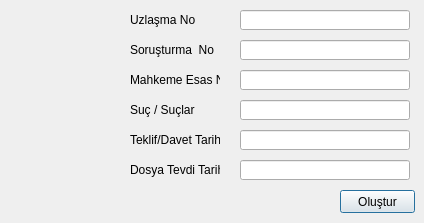
Before: the Qt Designer form ui/dosyaolustur.ui in rolilahla/Uzlasma, drawn with Qt 5.
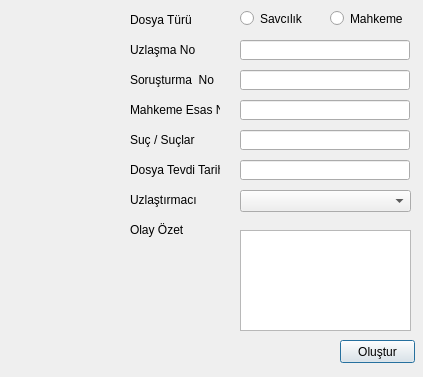
After: the same form once the commit is applied. Icons and pictures are not drawn.

Diff of the .ui file:
```diff
--- a/ui/dosyaolustur.ui
+++ b/ui/dosyaolustur.ui
@@ -6,8 +6,8 @@
    <rect>
     <x>0</x>
     <y>0</y>
-    <width>424</width>
-    <height>223</height>
+    <width>423</width>
+    <height>377</height>
    </rect>
   </property>
   <property name="windowTitle">
@@ -21,7 +21,7 @@
    <property name="geometry">
     <rect>
      <x>130</x>
-     <y>10</y>
+     <y>40</y>
      <width>90</width>
      <height>20</height>
     </rect>
@@ -34,7 +34,7 @@
    <property name="geometry">
     <rect>
      <x>240</x>
-     <y>10</y>
+     <y>40</y>
      <width>170</width>
      <height>20</height>
     </rect>
@@ -44,7 +44,7 @@
    <property name="geometry">
     <rect>
      <x>240</x>
-     <y>40</y>
+     <y>70</y>
      <width>170</width>
      <height>20</height>
     </rect>
@@ -54,7 +54,7 @@
    <property name="geometry">
     <rect>
      <x>130</x>
-     <y>40</y>
+     <y>70</y>
      <width>90</width>
      <height>20</height>
     </rect>
@@ -67,7 +67,7 @@
    <property name="geometry">
     <rect>
      <x>130</x>
-     <y>70</y>
+     <y>100</y>
      <width>90</width>
      <height>20</height>
     </rect>
@@ -80,7 +80,7 @@
    <property name="geometry">
     <rect>
      <x>240</x>
-     <y>70</y>
+     <y>100</y>
      <width>170</width>
      <height>20</height>
     </rect>
@@ -90,25 +90,12 @@
    <property name="geometry">
     <rect>
      <x>240</x>
-     <y>100</y>
+     <y>130</y>
      <width>170</width>
      <height>20</height>
     </rect>
    </property>
   </widget>
-  <widget class="QLabel" name="label_4">
-   <property name="geometry">
-    <rect>
-     <x>130</x>
-     <y>100</y>
-     <width>90</width>
-     <height>20</height>
-    </rect>
-   </property>
-   <property name="text">
-    <string>Suç / Suçlar</string>
-   </property>
-  </widget>
   <widget class="QLabel" name="label_5">
    <property name="geometry">
     <rect>
@@ -119,14 +106,14 @@
     </rect>
    </property>
    <property name="text">
-    <string>Teklif/Davet Tarihi</string>
+    <string>Suç / Suçlar</string>
    </property>
   </widget>
   <widget class="QPushButton" name="pushButton">
    <property name="geometry">
     <rect>
      <x>340</x>
-     <y>190</y>
+     <y>340</y>
      <width>75</width>
      <height>23</height>
     </rect>
@@ -135,36 +122,10 @@
     <string>Oluştur</string>
    </property>
   </widget>
-  <widget class="QLabel" name="label_6">
-   <property name="geometry">
-    <rect>
-     <x>10</x>
-     <y>30</y>
-     <width>121</width>
-     <height>121</height>
-    </rect>
-   </property>
-   <property name="text">
-    <string/>
-   </property>
-   <property name="pixmap">
-    <pixmap>../../../Downloads/faenza-icon-theme-master/Faenza/apps/96/ubuntuone.png</pixmap>
-   </property>
-  </widget>
   <widget class="QLineEdit" name="lineEdit_5">
    <property name="geometry">
     <rect>
      <x>240</x>
-     <y>130</y>
-     <width>170</width>
-     <height>20</height>
-    </rect>
-   </property>
-  </widget>
-  <widget class="QLineEdit" name="lineEdit_6">
-   <property name="geometry">
-    <rect>
-     <x>240</x>
      <y>160</y>
      <width>170</width>
      <height>20</height>
@@ -184,6 +145,123 @@
     <string>Dosya Tevdi Tarihi</string>
    </property>
   </widget>
+  <widget class="QLabel" name="label_4">
+   <property name="geometry">
+    <rect>
+     <x>130</x>
+     <y>10</y>
+     <width>90</width>
+     <height>20</height>
+    </rect>
+   </property>
+   <property name="text">
+    <string>Dosya Türü</string>
+   </property>
+  </widget>
+  <widget class="QRadioButton" name="radioButton">
+   <property name="geometry">
+    <rect>
+     <x>240</x>
+     <y>10</y>
+     <width>82</width>
+     <height>17</height>
+    </rect>
+   </property>
+   <property name="text">
+    <string>Savcılık</string>
+   </property>
+  </widget>
+  <widget class="QRadioButton" name="radioButton_2">
+   <property name="geometry">
+    <rect>
+     <x>330</x>
+     <y>10</y>
+     <width>82</width>
+     <height>17</height>
+    </rect>
+   </property>
+   <property name="text">
+    <string>Mahkeme</string>
+   </property>
+  </widget>
+  <widget class="QLabel" name="label_8">
+   <property name="geometry">
+    <rect>
+     <x>130</x>
+     <y>190</y>
+     <width>90</width>
+     <height>20</height>
+    </rect>
+   </property>
+   <property name="text">
+    <string>Uzlaştırmacı</string>
+   </property>
+  </widget>
+  <widget class="QComboBox" name="comboBox">
+   <property name="geometry">
+    <rect>
+     <x>240</x>
+     <y>190</y>
+     <width>171</width>
+     <height>22</height>
+    </rect>
+   </property>
+  </widget>
+  <widget class="QLabel" name="label_9">
+   <property name="geometry">
+    <rect>
+     <x>130</x>
+     <y>220</y>
+     <width>90</width>
+     <height>20</height>
+    </rect>
+   </property>
+   <property name="text">
+    <string>Olay Özet</string>
+   </property>
+  </widget>
+  <widget class="QTextEdit" name="textEdit">
+   <property name="geometry">
+    <rect>
+     <x>240</x>
+     <y>230</y>
+     <width>171</width>
+     <height>101</height>
+    </rect>
+   </property>
+  </widget>
+  <widget class="QFrame" name="frame">
+   <property name="geometry">
+    <rect>
+     <x>-11</x>
+     <y>0</y>
+     <width>141</width>
+     <height>381</height>
+    </rect>
+   </property>
+   <property name="frameShape">
+    <enum>QFrame::NoFrame</enum>
+   </property>
+   <property name="frameShadow">
+    <enum>QFrame::Raised</enum>
+   </property>
+   <widget class="QLabel" name="label_6">
+    <property name="geometry">
+     <rect>
+      <x>30</x>
+      <y>50</y>
+      <width>121</width>
+      <height>121</height>
+     </rect>
+    </property>
+    <property name="text">
+     <string/>
+    </property>
+    <property name="pixmap">
+     <pixmap>../../../Downloads/faenza-icon-theme-master/Faenza/apps/96/ubuntuone.png</pixmap>
+    </property>
+   </widget>
+  </widget>
  </widget>
  <resources/>
  <connections>
```
